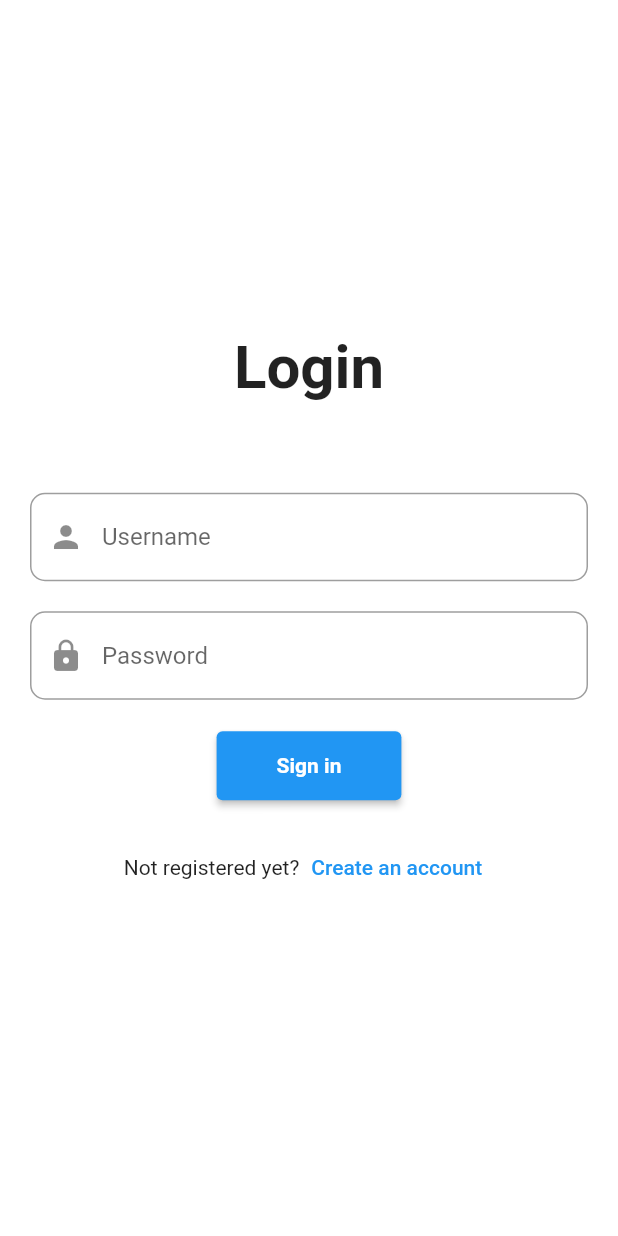
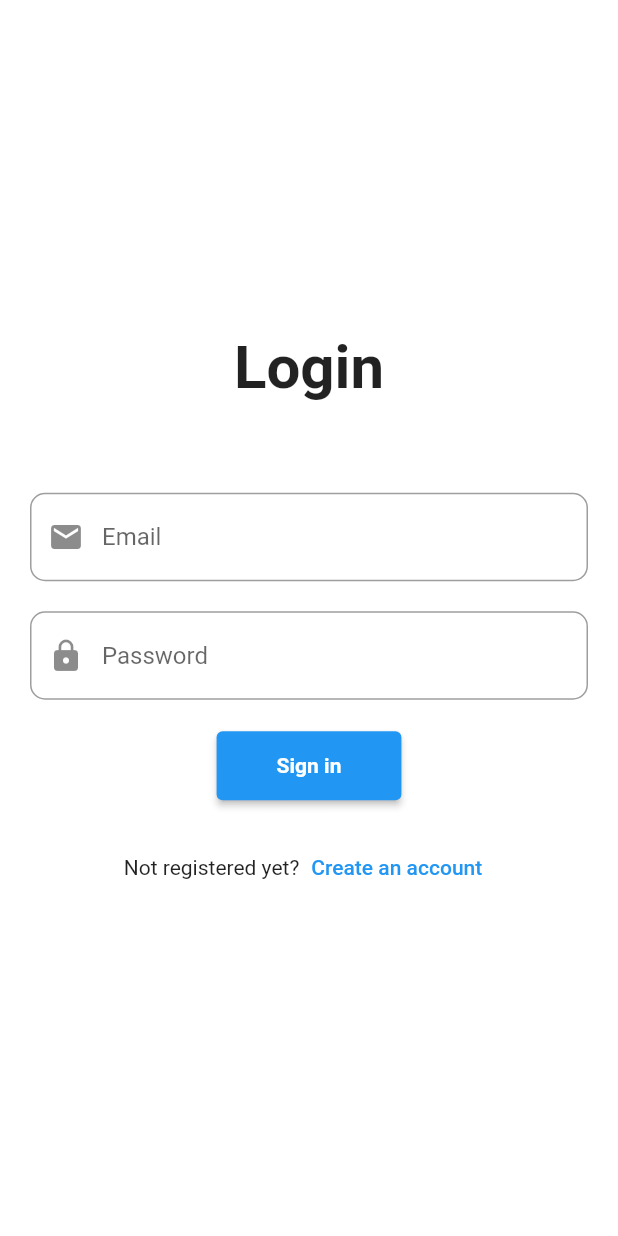
Before and after one commit to nunezMyles/IPPTracker_fitness, a Flutter app: the screen it shows after launch, on a phone screen of 412 x 824 dp. Run offline on Flutter 3.47's test engine with Material 2 defaults, Android fonts, the phone set to English and light mode, and no system bars; our stand-ins replace shared_preferences.

Commit message:
sign up, sign in screen server config

```diff
--- /dev/null
+++ b/lib/providers/user_provider.dart
@@ -0,0 +1,21 @@
+import 'package:flutter/material.dart';
+import 'package:my_fitness/models/user.dart';
+
+class UserProvider extends ChangeNotifier {
+  User _user = User(
+      id: '',
+      name: '',
+      email: '',
+      password: '',
+      address: '',
+      type: '',
+      token: ''
+  );
+
+  User get user => _user;
+
+  void setUser(String user) {
+    _user = User.fromJson(user);
+    notifyListeners();
+  }
+}
--- a/lib/screens/home_screen.dart
+++ b/lib/screens/home_screen.dart
@@ -1,4 +1,6 @@
 import 'package:flutter/material.dart';
+import 'package:my_fitness/providers/user_provider.dart';
+import 'package:provider/provider.dart';
 
 class HomeScreen extends StatefulWidget {
   const HomeScreen({Key? key}) : super(key: key);
@@ -11,6 +13,7 @@ class _HomeScreenState extends State<HomeScreen> {
 
   @override
   Widget build(BuildContext context) {
+    final user = Provider.of<UserProvider>(context).user;
     return Scaffold(
       appBar: AppBar(
         title: const Text('hello'),
@@ -18,7 +21,7 @@ class _HomeScreenState extends State<HomeScreen> {
       body: Column(
         children: [
           Center(
-            child: Text('Flutter Demo'),
+            child: Text(user.toJson()),
           ),
           ElevatedButton(
             onPressed: () {
--- a/lib/screens/login_screen.dart
+++ b/lib/screens/login_screen.dart
@@ -1,4 +1,5 @@
 import 'package:flutter/material.dart';
+import 'package:my_fitness/utilities/auth_service.dart';
 
 class LoginScreen extends StatefulWidget {
   const LoginScreen({Key? key}) : super(key: key);
@@ -10,7 +11,17 @@ class LoginScreen extends StatefulWidget {
 class _LoginScreenState extends State<LoginScreen> {
   final _formKey = GlobalKey<FormState>();
   var rememberValue = false;
+  final TextEditingController _emailController = TextEditingController();
+  final TextEditingController _passwordController = TextEditingController();
+  final AuthService authService = AuthService();
 
+  void signInUser() {
+    authService.signInUser(
+        context: context,
+        email: _emailController.text,
+        password: _passwordController.text
+    );
+  }
 
   @override
   Widget build(BuildContext context) {
@@ -37,13 +48,14 @@ class _LoginScreenState extends State<LoginScreen> {
               child: Column(
                 children: [
                   TextFormField(
+                    controller: _emailController,
                     /* validator: (value) => EmailValidator.validate(value!)
                         ? null
                         : "Please enter a valid email", */
                     maxLines: 1,
                     decoration: InputDecoration(
-                      hintText: 'Username',
-                      prefixIcon: const Icon(Icons.person),
+                      hintText: 'Email',
+                      prefixIcon: const Icon(Icons.email),
                       border: OutlineInputBorder(
                         borderRadius: BorderRadius.circular(10),
                       ),
@@ -53,6 +65,7 @@ class _LoginScreenState extends State<LoginScreen> {
                     height: 20,
                   ),
                   TextFormField(
+                    controller: _passwordController,
                     validator: (value) {
                       if (value == null || value.isEmpty) {
                         return 'Please enter your password';
@@ -86,7 +99,8 @@ class _LoginScreenState extends State<LoginScreen> {
                   ),
                   ElevatedButton(
                     onPressed: () {
-                      if (_formKey.currentState!.validate()) {} // goes through 'validator' property of each textfield
+                      //if (_formKey.currentState!.validate()) {} // goes through 'validator' property of each textfield
+                      signInUser();
                     },
                     style: ElevatedButton.styleFrom(
                       padding: const EdgeInsets.fromLTRB(40, 15, 40, 15),
--- a/pubspec.yaml
+++ b/pubspec.yaml
@@ -36,6 +36,8 @@ dependencies:
   # Use with the CupertinoIcons class for iOS style icons.
   cupertino_icons: ^1.0.2
   http: ^0.13.4
+  shared_preferences: ^2.0.15
+  provider: ^6.0.4
 
 dev_dependencies:
   flutter_test:
```
Also changed, not shown: lib/main.dart (+8 -1 lines), lib/utilities/auth_service.dart (+91 -6 lines), pubspec.lock.
